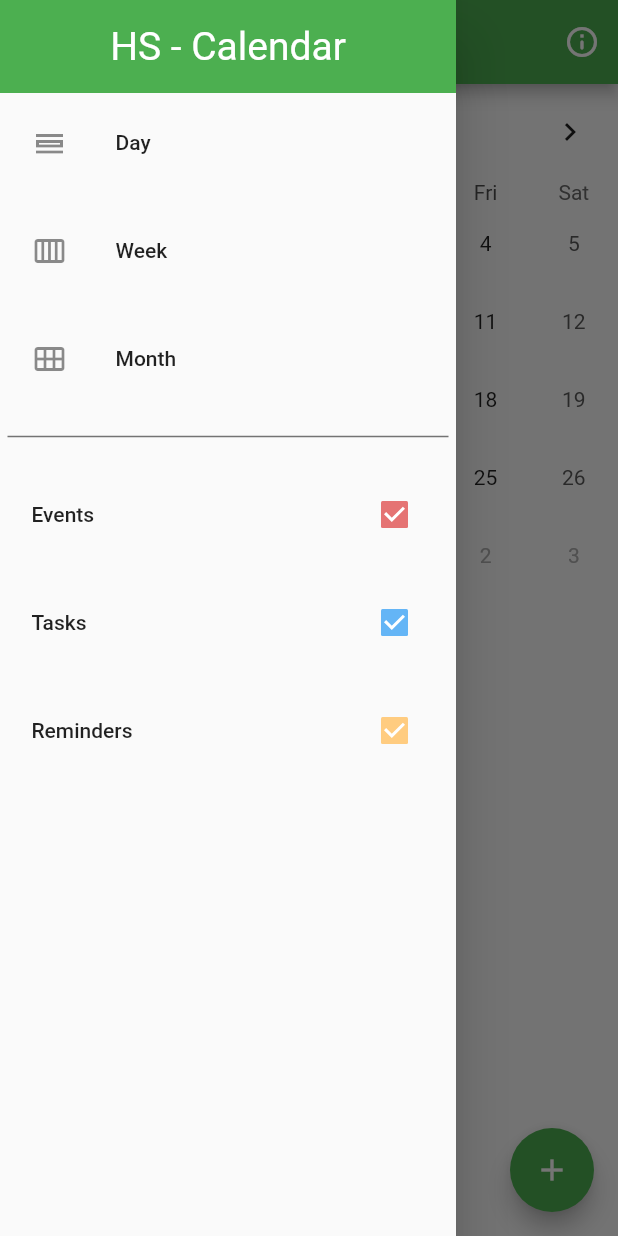
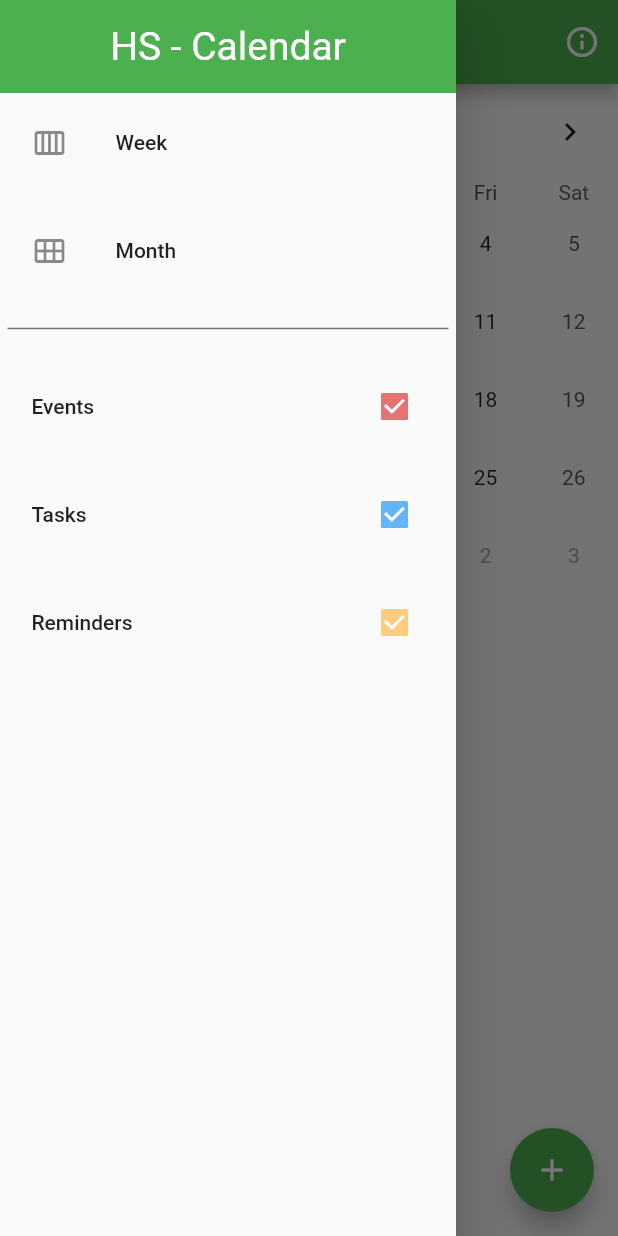
Before and after one commit to alfigueiras/Calendar-HS, a Flutter app: the screen it shows after launch, with the side drawer open, on a phone screen of 412 x 824 dp. Run offline on Flutter 3.47's test engine with Material 2 defaults, Android fonts, the phone set to English and light mode, and no system bars; drawn by our look-alikes of table_calendar.

Commit message:
Removed Day Type from Calendar Format

```diff
--- a/calendar_hs/lib/main.dart
+++ b/calendar_hs/lib/main.dart
@@ -201,16 +201,6 @@ class _MyHomePageState extends State<MyHomePage> {
                 padding: const EdgeInsets.all(5),
                 child: Wrap(runSpacing: 16, children: [
                   ListTile(
-                    leading: const Icon(Icons.calendar_view_day_outlined),
-                    title: const Text("Day"),
-                    onTap: () {
-                      setState(() {
-                        _calendarFormat = CalendarFormat.twoWeeks;
-                      });
-                      Navigator.pop(context);
-                    },
-                  ),
-                  ListTile(
                     leading: const Icon(Icons.calendar_view_week_outlined),
                     title: const Text("Week"),
                     onTap: () {
```
